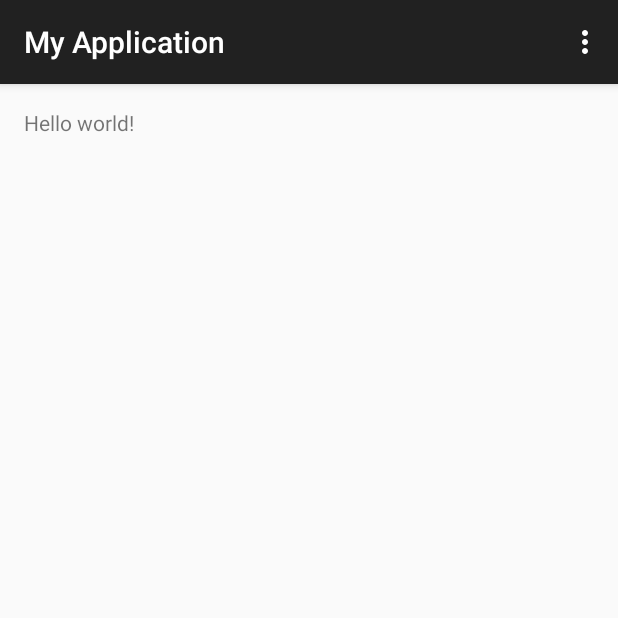
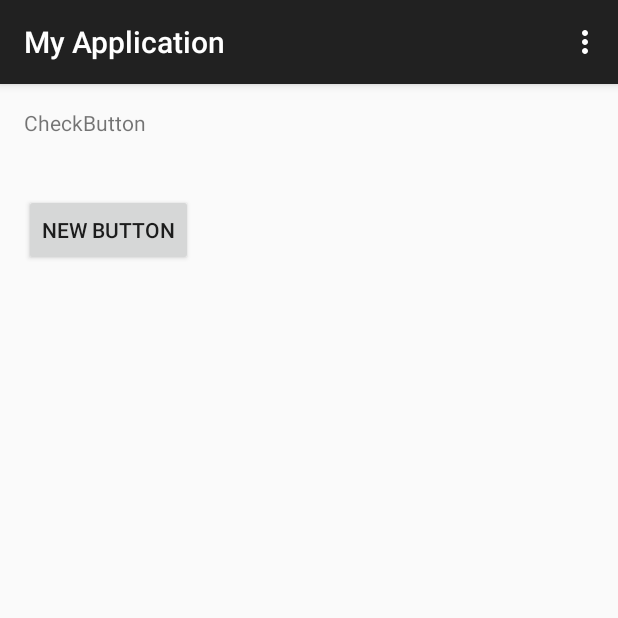
Before and after one commit to MaxiChen/MyApplication, an Android app: the screen it shows after launch (MainActivity), in the options menu, after a tap on "Settings", on a phone screen of 412 x 824 dp, the top half of it. Run offline under Robolectric (Android 15) with nearby library versions, the phone set to English and light mode, and no system bars.

Commit message:
jimmy-1149 (cherry picked from commit 837d0f8)

```diff
--- a/app/src/main/java/com/example/mc7h/myapplication/MainActivity.java
+++ b/app/src/main/java/com/example/mc7h/myapplication/MainActivity.java
@@ -4,6 +4,10 @@ import android.support.v7.app.ActionBarActivity;
 import android.os.Bundle;
 import android.view.Menu;
 import android.view.MenuItem;
+import android.widget.Button;
+import android.view.View;
+import android.view.View.OnClickListener;
+import android.widget.TextView;
 
 
 public class MainActivity extends ActionBarActivity {
@@ -14,21 +18,17 @@ public class MainActivity extends ActionBarActivity {
         String test ="test";
         String test1 ="test1";
         setContentView(R.layout.activity_main);
-        //branch_master
-        test ="branch";
-        //newtest
-        //batewec
-        //0551
-        //0553
-        //0604
-        //1149
-        //0806
-
-        //test Branch 0935
-        //test again 1135
+        Button buttont = (Button)findViewById(R.id.buttontest);
+        buttont.setOnClickListener(testc);
     }
 
-
+    private OnClickListener testc = new OnClickListener(){
+        public void onClick(View v)
+        {
+            TextView oupput =(TextView)findViewById(R.id.textView);
+            oupput.setText("CheckButton");
+        }
+    };
     @Override
     public boolean onCreateOptionsMenu(Menu menu) {
         // Inflate the menu; this adds items to the action bar if it is present.
@@ -44,7 +44,6 @@ public class MainActivity extends ActionBarActivity {
         // automatically handle clicks on the Home/Up button, so long
         // as you specify a parent activity in AndroidManifest.xml.
         int id = item.getItemId();
-
         //noinspection SimplifiableIfStatement
         if (id == R.id.action_settings) {
             return true;
--- a/app/src/main/res/layout/activity_main.xml
+++ b/app/src/main/res/layout/activity_main.xml
@@ -6,6 +6,17 @@
     android:paddingBottom="@dimen/activity_vertical_margin" tools:context=".MainActivity">
 
     <TextView android:text="@string/hello_world" android:layout_width="wrap_content"
-        android:layout_height="wrap_content" />
+        android:layout_height="wrap_content"
+        android:id="@+id/textView" />
+
+    <Button
+        android:layout_width="wrap_content"
+        android:layout_height="wrap_content"
+        android:text="New Button"
+        android:id="@+id/buttontest"
+        android:layout_marginTop="38dp"
+        android:layout_below="@+id/textView"
+        android:layout_alignParentLeft="true"
+        android:layout_alignParentStart="true" />
 
 </RelativeLayout>
```
Also changed, not shown: 1 other file.
